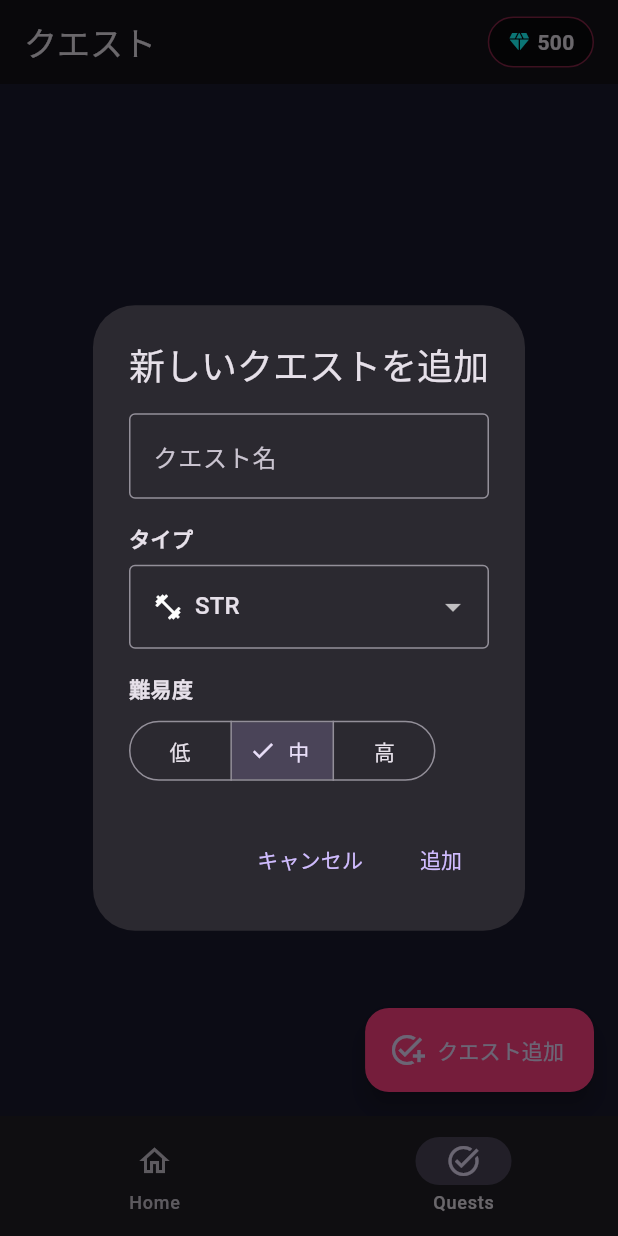
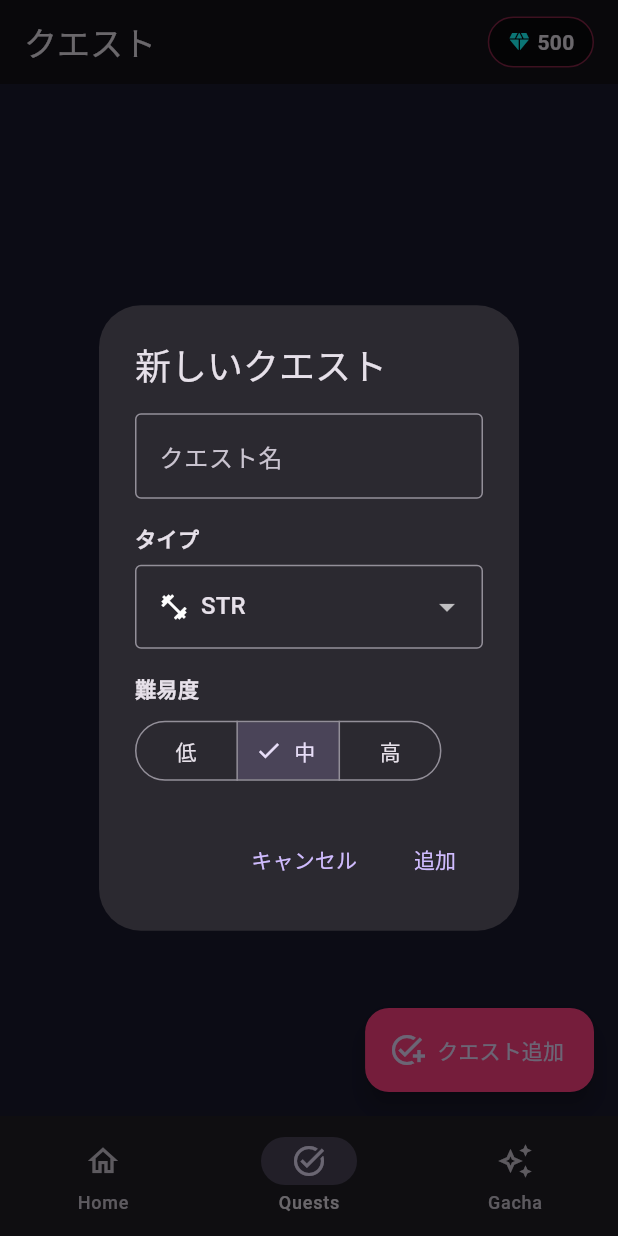
Before and after one commit to whitemaple-258/oshi-quest, a Flutter app: the screen it shows after launch, item 2 of the bottom bar chosen, after a tap on "クエスト追加", on a phone screen of 412 x 824 dp. Run offline on Flutter 3.47's test engine with Material 3 defaults, Android fonts, the phone set to English and light mode, and no system bars; our stand-ins replace drift, flutter_riverpod, image_picker, riverpod_annotation; accounts and stored records are empty; generated files the repository leaves out were written again.

Commit message:
Add gacha feature and habit edit functionality
Introduces GachaScreen and GachaLineupScreen for gacha draws and lineup viewing. Refactors gacha logic to allow duplicate draws and bond level increases. Adds habit edit/update functionality with UI and controller/repository support. Updates main navigation to include gacha tab and moves gacha logic from HomeTab to dedicated screen. Improves habit management UX with edit/delete actions.

```diff
--- /dev/null
+++ b/lib/ui/screens/gacha_screen.dart
@@ -0,0 +1,203 @@
+import 'package:flutter/material.dart';
+import 'package:flutter_riverpod/flutter_riverpod.dart';
+import '../../data/providers.dart';
+import '../../logic/gacha_controller.dart';
+import '../widgets/magic_circle_dialog.dart';
+import 'gacha_lineup_screen.dart';
+
+class GachaScreen extends ConsumerStatefulWidget {
+  const GachaScreen({super.key});
+
+  @override
+  ConsumerState<GachaScreen> createState() => _GachaScreenState();
+}
+
+class _GachaScreenState extends ConsumerState<GachaScreen> {
+  final TextEditingController _titleController = TextEditingController();
+
+  @override
+  void dispose() {
+    _titleController.dispose();
+    super.dispose();
+  }
+
+  // --- 画像追加ロジック (移植) ---
+  Future<void> _pickAndSaveImage() async {
+    final title = await showDialog<String>(
+      context: context,
+      builder: (context) => AlertDialog(
+        title: const Text('推しのタイトルを入力'),
+        content: TextField(
+          controller: _titleController,
+          decoration: const InputDecoration(
+            hintText: '例: 推しの日常ショット',
+            helperText: '※追加した画像はガチャから排出されるまでロックされます',
+            border: OutlineInputBorder(),
+          ),
+          autofocus: false,
+        ),
+        actions: [
+          TextButton(
+            onPressed: () {
+              Navigator.of(context).pop();
+              _titleController.clear();
+            },
+            child: const Text('キャンセル'),
+          ),
+          TextButton(
+            onPressed: () {
+              if (_titleController.text.trim().isNotEmpty) {
+                Navigator.of(context).pop(_titleController.text.trim());
+              }
+            },
+            child: const Text('追加する'),
+          ),
+        ],
+      ),
+    );
+
+    if (title == null || title.isEmpty) return;
+
+    try {
+      final repository = ref.read(gachaItemRepositoryProvider);
+      await repository.pickAndSaveItem(title);
+
+      if (mounted) {
+        ScaffoldMessenger.of(context).showSnackBar(
+          const SnackBar(content: Text('ガチャBOXに追加しました！'), backgroundColor: Colors.green),
+        );
+      }
+    } catch (e) {
+      if (mounted) {
+        ScaffoldMessenger.of(
+          context,
+        ).showSnackBar(SnackBar(content: Text('エラー: $e'), backgroundColor: Colors.red));
+      }
+    } finally {
+      _titleController.clear();
+    }
+  }
+
+  // --- ガチャ実行ロジック (移植) ---
+  void _pullGacha() async {
+    try {
+      final resultItem = await ref.read(gachaControllerProvider.notifier).pullGacha();
+
+      if (resultItem != null && mounted) {
+        showDialog(
+          context: context,
+          barrierDismissible: false,
+          builder: (context) => GachaAnimationDialog(item: resultItem, onAnimationComplete: () {}),
+        );
+      }
+    } catch (e) {
+      if (mounted) {
+        final errorMsg = e.toString().replaceAll('Exception: ', '');
+        ScaffoldMessenger.of(
+          context,
+        ).showSnackBar(SnackBar(content: Text(errorMsg), backgroundColor: Colors.redAccent));
+      }
+    }
+  }
+
+  @override
+  Widget build(BuildContext context) {
+    final playerAsync = ref.watch(playerProvider);
+    final gachaState = ref.watch(gachaControllerProvider);
+
+    return Scaffold(
+      appBar: AppBar(
+        title: const Text('召喚の間'),
+        actions: [
+          // ジェム表示
+          playerAsync.when(
+            data: (player) => Padding(
+              padding: const EdgeInsets.only(right: 16),
+              child: Container(
+                padding: const EdgeInsets.symmetric(horizontal: 12, vertical: 6),
+                decoration: BoxDecoration(
+                  color: Colors.black54,
+                  borderRadius: BorderRadius.circular(20),
+                  border: Border.all(color: Colors.pinkAccent.withOpacity(0.5)),
+                ),
+                child: Row(
+                  children: [
+                    const Icon(Icons.diamond, color: Colors.cyanAccent, size: 16),
+                    const SizedBox(width: 4),
+                    Text('${player.willGems}', style: const TextStyle(fontWeight: FontWeight.bold)),
+                  ],
+                ),
+              ),
+            ),
+            loading: () => const SizedBox.shrink(),
+            error: (_, __) => const SizedBox.shrink(),
+          ),
+        ],
+      ),
+      body: Center(
+        child: SingleChildScrollView(
+          padding: const EdgeInsets.all(24),
+          child: Column(
+            mainAxisAlignment: MainAxisAlignment.center,
+            children: [
+              // ガチャ演出用アイコン（装飾）
+              const Icon(Icons.auto_awesome, size: 80, color: Colors.pinkAccent),
+              const SizedBox(height: 24),
+              const Text('運命の推しを召喚せよ', style: TextStyle(fontSize: 20, fontWeight: FontWeight.bold)),
+              const SizedBox(height: 48),
+
+              // 1. 召喚ボタン
+              SizedBox(
+                width: double.infinity,
+                height: 60,
+                child: FilledButton.icon(
+                  onPressed: gachaState.isLoading ? null : _pullGacha,
+                  icon: gachaState.isLoading
+                      ? const SizedBox(
+                          width: 24,
+                          height: 24,
+                          child: CircularProgressIndicator(strokeWidth: 2, color: Colors.white),
+                        )
+                      : const Icon(Icons.stars),
+                  label: Text(gachaState.isLoading ? '召喚中...' : '1回召喚 (100💎)'),
+                  style: FilledButton.styleFrom(
+                    backgroundColor: Colors.pinkAccent,
+                    textStyle: const TextStyle(fontSize: 18, fontWeight: FontWeight.bold),
+                  ),
+                ),
+              ),
+              const SizedBox(height: 24),
+
+              // 2. ラインナップ確認ボタン
+              SizedBox(
+                width: double.infinity,
+                child: OutlinedButton.icon(
+                  onPressed: () {
+                    Navigator.push(
+                      context,
+                      MaterialPageRoute(builder: (context) => const GachaLineupScreen()),
+                    );
+                  },
+                  icon: const Icon(Icons.grid_view),
+                  label: const Text('提供割合・ラインナップ確認'),
+                ),
+              ),
+              const SizedBox(height: 16),
+
+              // 3. 画像追加ボタン（種）
+              SizedBox(
+                width: double.infinity,
+                child: TextButton.icon(
+                  onPressed: gachaState.isLoading ? null : _pickAndSaveImage,
+                  icon: const Icon(Icons.add_photo_alternate),
+                  label: const Text('ガチャの種（画像）を追加する'),
+                  style: TextButton.styleFrom(foregroundColor: Colors.grey),
+                ),
+              ),
+            ],
+          ),
+        ),
+      ),
+    );
+  }
+}
--- a/lib/ui/screens/habit_screen.dart
+++ b/lib/ui/screens/habit_screen.dart
@@ -2,7 +2,7 @@ import 'package:flutter/material.dart';
 import 'package:flutter_riverpod/flutter_riverpod.dart';
 import '../../data/database/database.dart';
 import '../../data/providers.dart';
-import '../../logic/habit_controller.dart'; // ✅ 追加
+import '../../logic/habit_controller.dart';
 
 class HabitScreen extends ConsumerStatefulWidget {
   const HabitScreen({super.key});
@@ -22,17 +22,20 @@ class _HabitScreenState extends ConsumerState<HabitScreen> {
     super.dispose();
   }
 
-  // --- ダイアログ表示と追加処理 ---
-  Future<void> _showAddHabitDialog() async {
-    _titleController.clear();
-    _selectedType = TaskType.strength;
-    _selectedDifficulty = TaskDifficulty.normal;
+  // --- ダイアログ表示（追加・編集兼用） ---
+  Future<void> _showEditHabitDialog({Habit? habit}) async {
+    // 初期値の設定（編集時は既存データをセット）
+    _titleController.text = habit?.name ?? '';
+    _selectedType = habit?.taskType ?? TaskType.strength;
+    _selectedDifficulty = habit?.difficulty ?? TaskDifficulty.normal;
+
+    final isEditing = habit != null;
 
     final result = await showDialog<bool>(
       context: context,
       builder: (context) => StatefulBuilder(
         builder: (context, setDialogState) => AlertDialog(
-          title: const Text('新しいクエストを追加'),
+          title: Text(isEditing ? 'クエスト編集' : '新しいクエスト'),
           content: SingleChildScrollView(
             child: Column(
               mainAxisSize: MainAxisSize.min,
@@ -97,7 +100,7 @@ class _HabitScreenState extends ConsumerState<HabitScreen> {
                   Navigator.of(context).pop(true);
                 }
               },
-              child: const Text('追加'),
+              child: Text(isEditing ? '更新' : '追加'),
             ),
           ],
         ),
@@ -105,7 +108,23 @@ class _HabitScreenState extends ConsumerState<HabitScreen> {
     );
 
     if (result == true && _titleController.text.trim().isNotEmpty) {
-      // ✅ Controller経由で追加
+      if (isEditing) {
+        // 更新処理
+        await ref
+            .read(habitControllerProvider.notifier)
+            .updateHabit(
+              habit: habit,
+              title: _titleController.text.trim(),
+              type: _selectedType,
+              difficulty: _selectedDifficulty,
+            );
+        if (mounted) {
+          ScaffoldMessenger.of(context).showSnackBar(
+            const SnackBar(content: Text('クエストを更新しました！'), backgroundColor: Colors.green),
+          );
+        }
+      } else {
+        // 追加処理
         await ref
             .read(habitControllerProvider.notifier)
             .addHabit(
@@ -113,7 +132,6 @@ class _HabitScreenState extends ConsumerState<HabitScreen> {
               type: _selectedType,
               difficulty: _selectedDifficulty,
             );
-
         if (mounted) {
           ScaffoldMessenger.of(context).showSnackBar(
             const SnackBar(content: Text('クエストを追加しました！'), backgroundColor: Colors.green),
@@ -121,10 +139,10 @@ class _HabitScreenState extends ConsumerState<HabitScreen> {
         }
       }
     }
+  }
 
   // --- 完了処理 ---
   Future<void> _completeHabit(Habit habit) async {
-    // ✅ Controller経由で完了処理を実行
     final rewards = await ref.read(habitControllerProvider.notifier).completeHabit(habit);
 
     if (mounted && rewards != null) {
@@ -146,8 +164,37 @@ class _HabitScreenState extends ConsumerState<HabitScreen> {
     }
   }
 
-  // --- 削除処理 ---
-  Future<void> _deleteHabit(Habit habit) async {
+  // --- 操作メニュー（編集/削除） ---
+  void _showHabitActionMenu(Habit habit) {
+    showModalBottomSheet(
+      context: context,
+      builder: (context) => SafeArea(
+        child: Column(
+          mainAxisSize: MainAxisSize.min,
+          children: [
+            ListTile(
+              leading: const Icon(Icons.edit),
+              title: const Text('編集'),
+              onTap: () {
+                Navigator.pop(context); // シートを閉じる
+                _showEditHabitDialog(habit: habit); // 編集ダイアログを開く
+              },
+            ),
+            ListTile(
+              leading: const Icon(Icons.delete, color: Colors.red),
+              title: const Text('削除', style: TextStyle(color: Colors.red)),
+              onTap: () async {
+                Navigator.pop(context); // シートを閉じる
+                await _confirmDelete(habit); // 削除確認
+              },
+            ),
+          ],
+        ),
+      ),
+    );
+  }
+
+  Future<void> _confirmDelete(Habit habit) async {
     final confirm = await showDialog<bool>(
       context: context,
       builder: (context) => AlertDialog(
@@ -164,7 +211,6 @@ class _HabitScreenState extends ConsumerState<HabitScreen> {
     );
 
     if (confirm == true) {
-      // ✅ Controller経由で削除
       await ref.read(habitControllerProvider.notifier).deleteHabit(habit.id);
       if (mounted) {
         ScaffoldMessenger.of(context).showSnackBar(const SnackBar(content: Text('クエストを削除しました')));
@@ -176,7 +222,6 @@ class _HabitScreenState extends ConsumerState<HabitScreen> {
   Widget build(BuildContext context) {
     final habitsAsync = ref.watch(habitsProvider);
     final playerAsync = ref.watch(playerProvider);
-    // ✅ Controllerの状態を監視（ローディング制御などに利用可能）
     final habitState = ref.watch(habitControllerProvider);
 
     return Scaffold(
@@ -256,7 +301,7 @@ class _HabitScreenState extends ConsumerState<HabitScreen> {
         error: (error, stack) => const Center(child: Text('エラーが発生しました')),
       ),
       floatingActionButton: FloatingActionButton.extended(
-        onPressed: habitState.isLoading ? null : _showAddHabitDialog,
+        onPressed: habitState.isLoading ? null : () => _showEditHabitDialog(),
         icon: const Icon(Icons.add_task),
         label: const Text('クエスト追加'),
         backgroundColor: Colors.pinkAccent,
@@ -299,16 +344,15 @@ class _HabitScreenState extends ConsumerState<HabitScreen> {
             ? const Icon(Icons.check_circle, color: Colors.green)
             : IconButton(
                 icon: const Icon(Icons.check_circle_outline),
-                // 処理中はボタン無効化
                 onPressed: isLoading ? null : () => _completeHabit(habit),
                 tooltip: '完了',
               ),
-        onLongPress: () => _deleteHabit(habit), // 長押しで削除
+        // ✅ 変更: 長押しでアクションメニューを表示
+        onLongPress: () => _showHabitActionMenu(habit),
       ),
     );
   }
 
-  // --- ヘルパーメソッド（アイコン・色・ラベル） ---
   IconData _getTaskTypeIcon(TaskType type) {
     switch (type) {
       case TaskType.strength:
--- a/lib/ui/screens/main_screen.dart
+++ b/lib/ui/screens/main_screen.dart
@@ -2,8 +2,7 @@ import 'dart:io';
 import 'package:flutter/material.dart';
 import 'package:flutter_riverpod/flutter_riverpod.dart';
 import '../../data/providers.dart';
-import '../../logic/gacha_controller.dart';
-import '../widgets/magic_circle_dialog.dart';
+import 'gacha_screen.dart'; // ✅ 追加
 import 'habit_screen.dart';
 import 'registered_items_screen.dart';
 
@@ -17,7 +16,12 @@ class MainScreen extends ConsumerStatefulWidget {
 class _MainScreenState extends ConsumerState<MainScreen> {
   int _currentIndex = 0;
 
-  final List<Widget> _screens = [const HomeTab(), const HabitScreen()];
+  // ✅ 3つの画面を管理
+  final List<Widget> _screens = [
+    const HomeTab(),
+    const HabitScreen(),
+    const GachaScreen(), // ✅ 追加
+  ];
 
   @override
   Widget build(BuildContext context) {
@@ -41,6 +45,12 @@ class _MainScreenState extends ConsumerState<MainScreen> {
             selectedIcon: Icon(Icons.task_alt),
             label: 'Quests',
           ),
+          // ✅ ガチャタブ追加
+          NavigationDestination(
+            icon: Icon(Icons.auto_awesome_outlined),
+            selectedIcon: Icon(Icons.auto_awesome),
+            label: 'Gacha',
+          ),
         ],
       ),
     );
@@ -55,100 +65,12 @@ class HomeTab extends ConsumerStatefulWidget {
 }
 
 class _HomeTabState extends ConsumerState<HomeTab> {
-  final TextEditingController _titleController = TextEditingController();
-
-  @override
-  void dispose() {
-    _titleController.dispose();
-    super.dispose();
-  }
-
-  Future<void> _pickAndSaveImage() async {
-    final title = await showDialog<String>(
-      context: context,
-      builder: (context) => AlertDialog(
-        title: const Text('推しのタイトルを入力'),
-        content: TextField(
-          controller: _titleController,
-          decoration: const InputDecoration(
-            hintText: '例: 推しの日常ショット',
-            helperText: '※追加した画像はガチャから排出されるまでロックされます',
-            border: OutlineInputBorder(),
-          ),
-          autofocus: false,
-        ),
-        actions: [
-          TextButton(
-            onPressed: () {
-              Navigator.of(context).pop();
-              _titleController.clear();
-            },
-            child: const Text('キャンセル'),
-          ),
-          TextButton(
-            onPressed: () {
-              if (_titleController.text.trim().isNotEmpty) {
-                Navigator.of(context).pop(_titleController.text.trim());
-              }
-            },
-            child: const Text('追加する'),
-          ),
-        ],
-      ),
-    );
-
-    if (title == null || title.isEmpty) return;
-
-    try {
-      final repository = ref.read(gachaItemRepositoryProvider);
-      await repository.pickAndSaveItem(title);
-
-      if (mounted) {
-        ScaffoldMessenger.of(context).showSnackBar(
-          const SnackBar(content: Text('ガチャBOXに追加しました！'), backgroundColor: Colors.green),
-        );
-      }
-    } catch (e) {
-      if (mounted) {
-        ScaffoldMessenger.of(
-          context,
-        ).showSnackBar(SnackBar(content: Text('エラー: $e'), backgroundColor: Colors.red));
-      }
-    } finally {
-      _titleController.clear();
-    }
-  }
-
-  void _pullGacha() async {
-    try {
-      // コントローラー経由でガチャを実行
-      final resultItem = await ref.read(gachaControllerProvider.notifier).pullGacha();
-
-      if (resultItem != null && mounted) {
-        showDialog(
-          context: context,
-          barrierDismissible: false,
-          builder: (context) => GachaAnimationDialog(item: resultItem, onAnimationComplete: () {}),
-        );
-      }
-    } catch (e) {
-      if (mounted) {
-        // エラーメッセージの整形
-        final errorMsg = e.toString().replaceAll('Exception: ', '');
-        ScaffoldMessenger.of(
-          context,
-        ).showSnackBar(SnackBar(content: Text(errorMsg), backgroundColor: Colors.redAccent));
-      }
-    }
-  }
+  // ⚠️ ガチャ関連のロジックは全て GachaScreen へ移動したため削除
 
   @override
   Widget build(BuildContext context) {
     final playerAsync = ref.watch(playerProvider);
     final partnerAsync = ref.watch(currentPartnerProvider);
-
-    // ✅ 追加: ガチャ状態を監視（処理中の破棄を防ぐ）
-    final gachaState = ref.watch(gachaControllerProvider);
 
     return Scaffold(
       extendBodyBehindAppBar: true,
@@ -160,7 +82,7 @@ class _HomeTabState extends ConsumerState<HomeTab> {
         backgroundColor: Colors.transparent,
         elevation: 0,
         actions: [
-          // ✅ リストボタン（登録アイテム一覧へ）
+          // 装備変更ボタン
           IconButton(
             icon: const Icon(Icons.list_alt),
             tooltip: '推し一覧・装備変更',
@@ -222,7 +144,7 @@ class _HomeTabState extends ConsumerState<HomeTab> {
                         ),
                         const SizedBox(height: 8),
                         const Text(
-                          '右上のリストから装備するか、\nガチャで推しを召喚してください',
+                          '右上のリストから装備するか、\nガチャタブで推しを召喚してください',
                           textAlign: TextAlign.center,
                           style: TextStyle(color: Colors.grey),
                         ),
@@ -266,33 +188,7 @@ class _HomeTabState extends ConsumerState<HomeTab> {
           ),
         ],
       ),
-      floatingActionButton: Column(
-        mainAxisSize: MainAxisSize.min,
-        crossAxisAlignment: CrossAxisAlignment.end,
-        children: [
-          FloatingActionButton.small(
-            heroTag: 'add_image',
-            onPressed: gachaState.isLoading ? null : _pickAndSaveImage,
-            backgroundColor: Colors.grey[800],
-            child: const Icon(Icons.add_photo_alternate),
-          ),
-          const SizedBox(height: 16),
-          FloatingActionButton.extended(
-            heroTag: 'summon',
-            // 処理中はボタンを無効化
-            onPressed: gachaState.isLoading ? null : _pullGacha,
-            icon: gachaState.isLoading
-                ? const SizedBox(
-                    width: 24,
-                    height: 24,
-                    child: CircularProgressIndicator(strokeWidth: 2, color: Colors.white),
-                  )
-                : const Icon(Icons.auto_awesome),
-            label: Text(gachaState.isLoading ? '召喚中...' : '召喚 (100💎)'),
-            backgroundColor: Colors.pinkAccent,
-          ),
-        ],
-      ),
+      // ⚠️ FABは削除（GachaScreenへ移動）
     );
   }
 
```
Also changed, not shown: lib/data/repositories/gacha_item_repository.dart (+15 -16 lines), lib/data/repositories/habit_repository.dart (+24 -15 lines), lib/logic/habit_controller.dart (+18 -5 lines), lib/ui/screens/gacha_lineup_screen.dart (added, +71 -0 lines), lib/logic/habit_controller.g.dart. Lines whose indentation alone changed are shown as unchanged.
